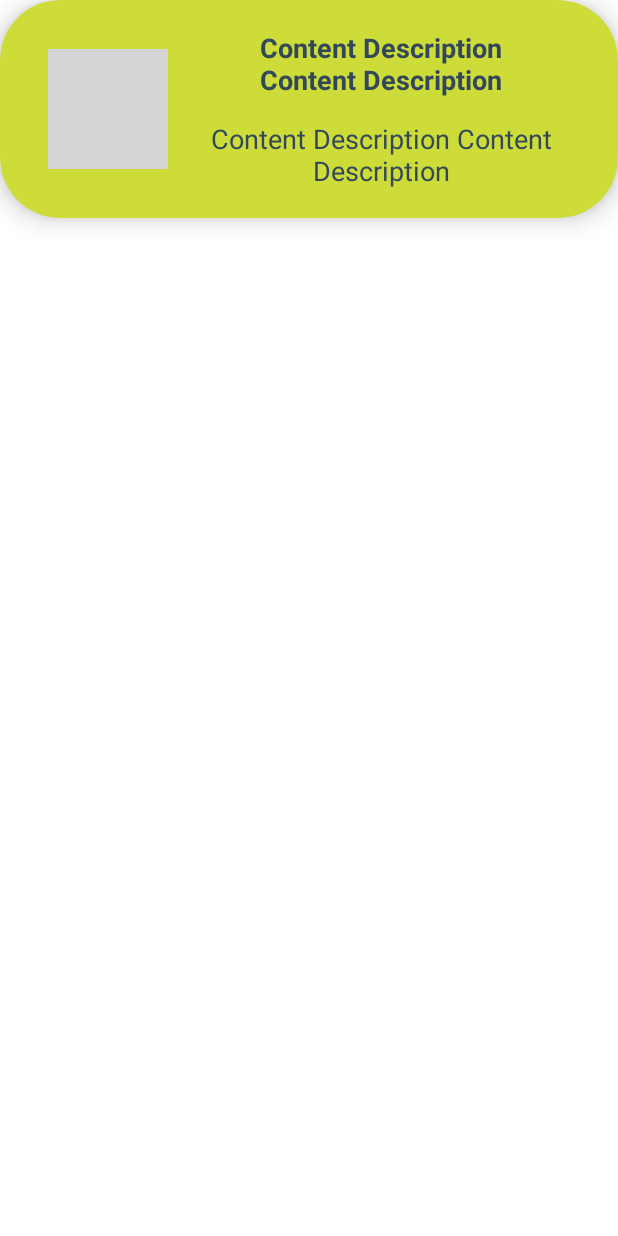
After one commit to cyberfanta/TalentViewer, an Android app: the layout card_people.xml on its own in the app's theme, with its tools: preview values and no code run, on a phone screen of 412 x 824 dp. The commit adds this screen. Run offline under Robolectric (Android 15) with nearby library versions, the phone set to English and light mode, and no system bars; grey boxes are pictures that could not be loaded.

Commit message:
Feat(RecyclerView): RecyclerView for Peoples activated
Codification to activate the recycler view for people resources.

```diff
--- a/app/src/main/java/com/cyberfanta/talentviewer/models/Opportunities.kt
+++ b/app/src/main/java/com/cyberfanta/talentviewer/models/Opportunities.kt
@@ -20,7 +20,7 @@ data class Opportunities(
 	val size: Int? = null,
 
 	@field:SerializedName("results")
-	val results: List<ResultsItem?>? = null
+	val results: List<OpportunityItem?>? = null
 )
 
 data class OrganizationsItem3(
@@ -81,7 +81,7 @@ data class Aggregators(
 	val any: Any? = null
 )
 
-data class ResultsItem(
+data class OpportunityItem(
 
 	@field:SerializedName("created")
 	val created: String? = null,
--- a/app/src/main/java/com/cyberfanta/talentviewer/models/Peoples.kt
+++ b/app/src/main/java/com/cyberfanta/talentviewer/models/Peoples.kt
@@ -20,7 +20,7 @@ data class Peoples(
 	val size: Int? = null,
 
 	@field:SerializedName("results")
-	val results: List<ResultsItem1?>? = null
+	val results: List<PeopleItem?>? = null
 )
 
 data class Intern(
@@ -90,7 +90,7 @@ data class SkillsItem1(
 	val weight: Double? = null
 )
 
-data class ResultsItem1(
+data class PeopleItem(
 
 	@field:SerializedName("professionalHeadline")
 	val professionalHeadline: String? = null,
--- /dev/null
+++ b/app/src/main/java/com/cyberfanta/talentviewer/views/cards/OpportunitiesAdapter.kt
@@ -0,0 +1,4 @@
+package com.cyberfanta.talentviewer.views.cards
+
+class OpportunitiesAdapter {
+}
--- /dev/null
+++ b/app/src/main/res/layout/card_people.xml
@@ -0,0 +1,67 @@
+<?xml version="1.0" encoding="utf-8"?>
+<androidx.cardview.widget.CardView xmlns:android="http://schemas.android.com/apk/res/android"
+    xmlns:app="http://schemas.android.com/apk/res-auto"
+    xmlns:tools="http://schemas.android.com/tools"
+    style="@style/card_background"
+    android:layout_width="match_parent"
+    android:layout_height="wrap_content">
+
+    <androidx.constraintlayout.widget.ConstraintLayout
+        android:layout_width="match_parent"
+        android:layout_height="match_parent">
+
+        <ImageView
+            android:id="@+id/picture"
+            android:layout_width="80dp"
+            android:layout_height="80dp"
+            android:layout_marginStart="32dp"
+            android:layout_marginTop="16dp"
+            android:layout_marginBottom="16dp"
+            android:contentDescription="@string/content_description"
+            app:layout_constraintBottom_toBottomOf="parent"
+            app:layout_constraintStart_toStartOf="parent"
+            app:layout_constraintTop_toTopOf="parent"
+            tools:srcCompat="@tools:sample/avatars" />
+
+        <androidx.constraintlayout.widget.Guideline
+            android:id="@+id/guideline2"
+            android:layout_width="wrap_content"
+            android:layout_height="wrap_content"
+            android:orientation="horizontal"
+            app:layout_constraintEnd_toEndOf="parent"
+            app:layout_constraintGuide_percent=".5"
+            app:layout_constraintStart_toStartOf="parent" />
+
+        <TextView
+            android:id="@+id/name"
+            style="@style/card_text_bold"
+            android:layout_width="0dp"
+            android:layout_height="wrap_content"
+            android:layout_marginStart="16dp"
+            android:layout_marginTop="16dp"
+            android:layout_marginEnd="32dp"
+            android:layout_marginBottom="4dp"
+            android:text="@string/content_description"
+            app:layout_constraintBottom_toTopOf="@id/guideline2"
+            app:layout_constraintEnd_toEndOf="parent"
+            app:layout_constraintStart_toEndOf="@id/picture"
+            app:layout_constraintTop_toTopOf="parent" />
+
+        <TextView
+            android:id="@+id/professionalHeadline"
+            style="@style/card_text_normal"
+            android:layout_width="0dp"
+            android:layout_height="wrap_content"
+            android:layout_marginStart="16dp"
+            android:layout_marginTop="4dp"
+            android:layout_marginEnd="32dp"
+            android:layout_marginBottom="16dp"
+            android:text="@string/content_description"
+            app:layout_constraintBottom_toBottomOf="parent"
+            app:layout_constraintEnd_toEndOf="parent"
+            app:layout_constraintStart_toEndOf="@id/picture"
+            app:layout_constraintTop_toTopOf="@+id/guideline2" />
+
+    </androidx.constraintlayout.widget.ConstraintLayout>
+
+</androidx.cardview.widget.CardView>
--- /dev/null
+++ b/app/src/main/res/values/card_style.xml
@@ -0,0 +1,28 @@
+<?xml version="1.0" encoding="utf-8"?>
+<resources>
+    <style name="card_text_bold" parent="card_text_extras">
+        <item name="android:textStyle">bold</item>
+        <item name="autoSizeMaxTextSize">32sp</item>
+        <item name="autoSizeMinTextSize">18sp</item>
+    </style>
+    <style name="card_text_normal" parent="card_text_extras">
+        <item name="autoSizeMaxTextSize">24sp</item>
+        <item name="autoSizeMinTextSize">18sp</item>
+    </style>
+    <style name="card_text_extras">
+        <item name="android:paddingStart">12dp</item>
+        <item name="android:paddingEnd">12dp</item>
+        <item name="android:paddingTop">3dp</item>
+        <item name="android:paddingBottom">3dp</item>
+        <item name="android:textColor">@color/black_torre</item>
+        <item name="autoSizeStepGranularity">1sp</item>
+        <item name="autoSizeTextType">uniform</item>
+        <item name="android:maxLines">2</item>
+        <item name="android:gravity">center</item>
+    </style>
+    <style name="card_background">
+        <item name="cardBackgroundColor">@color/green_torre</item>
+        <item name="cardCornerRadius">40dp</item>
+        <item name="cardElevation">10dp</item>
+    </style>
+</resources>
--- a/app/src/main/res/values/strings.xml
+++ b/app/src/main/res/values/strings.xml
@@ -1,7 +1,7 @@
 <resources>
     <string name="app_name">Talent Viewer</string>
 
-    <string name="content_description">Content</string>
+    <string name="content_description">Content Description Content Description</string>
 
     <string name="main_activity_search_hint">Search</string>
     <string name="main_activity_button_bios_name">Bios</string>
```
Also changed, not shown: app/src/main/java/com/cyberfanta/talentviewer/models/APIService.kt (added, +20 -0 lines), app/src/main/java/com/cyberfanta/talentviewer/presenters/APIData.kt (added, +100 -0 lines), app/src/main/java/com/cyberfanta/talentviewer/views/MainActivity.kt (+13 -0 lines), app/src/main/java/com/cyberfanta/talentviewer/views/cards/PeoplesAdapter.kt (added, +22 -0 lines), app/src/main/java/com/cyberfanta/talentviewer/views/cards/PeoplesViewHolder.kt (added, +15 -0 lines).
